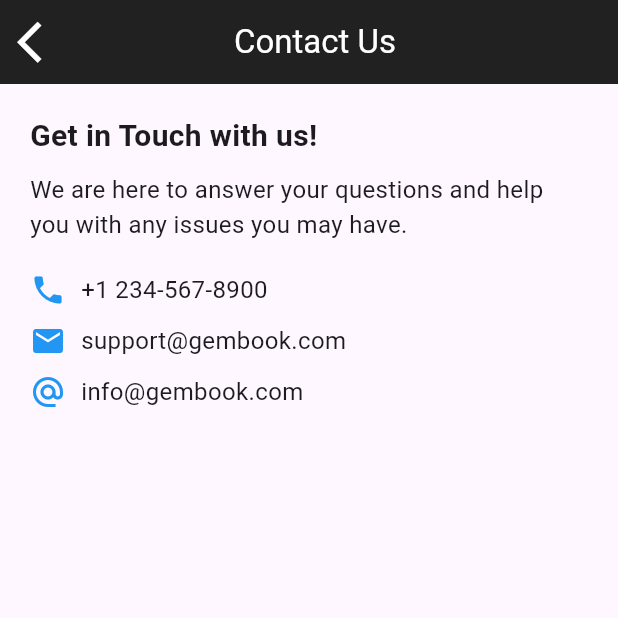
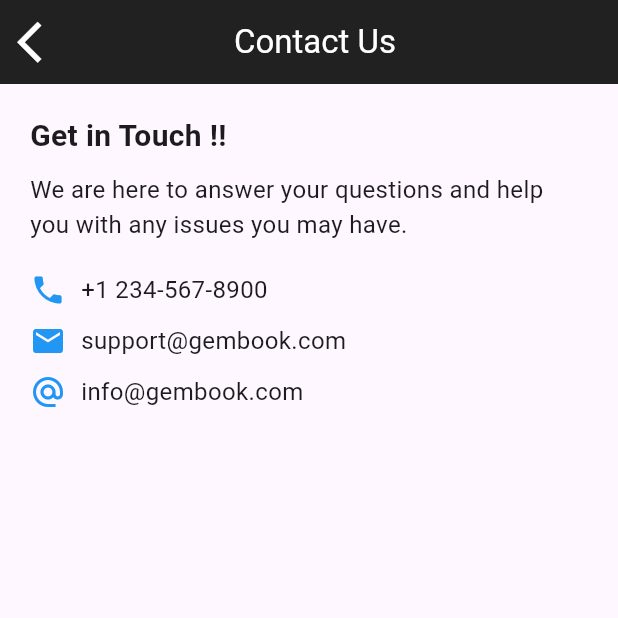
Before and after one commit to Sabithfulail/gem_book_mobile_app, a Flutter app: the ContactUsPage screen opened by its route, on a phone screen of 412 x 824 dp, the top half of it. Run offline on Flutter 3.47's test engine with Material 3 defaults, Android fonts, the phone set to English and light mode, and no system bars; our stand-ins replace cloud_firestore, curved_navigation_bar, firebase_auth, firebase_core, flutter_secure_storage, flutter_svg and 3 more; missing offline and left inert: tflite_flutter; accounts and stored records are empty.

Commit message:
text modified

```diff
--- a/lib/features/presentation/views/contact_us/contact_us.dart
+++ b/lib/features/presentation/views/contact_us/contact_us.dart
@@ -19,7 +19,7 @@ class ContactUsPage extends StatelessWidget {
           crossAxisAlignment: CrossAxisAlignment.start,
           children: [
             const Text(
-              'Get in Touch with us!',
+              'Get in Touch !!',
               style: TextStyle(fontSize: 20, fontWeight: FontWeight.bold),
             ),
             const SizedBox(height: 10),
```
